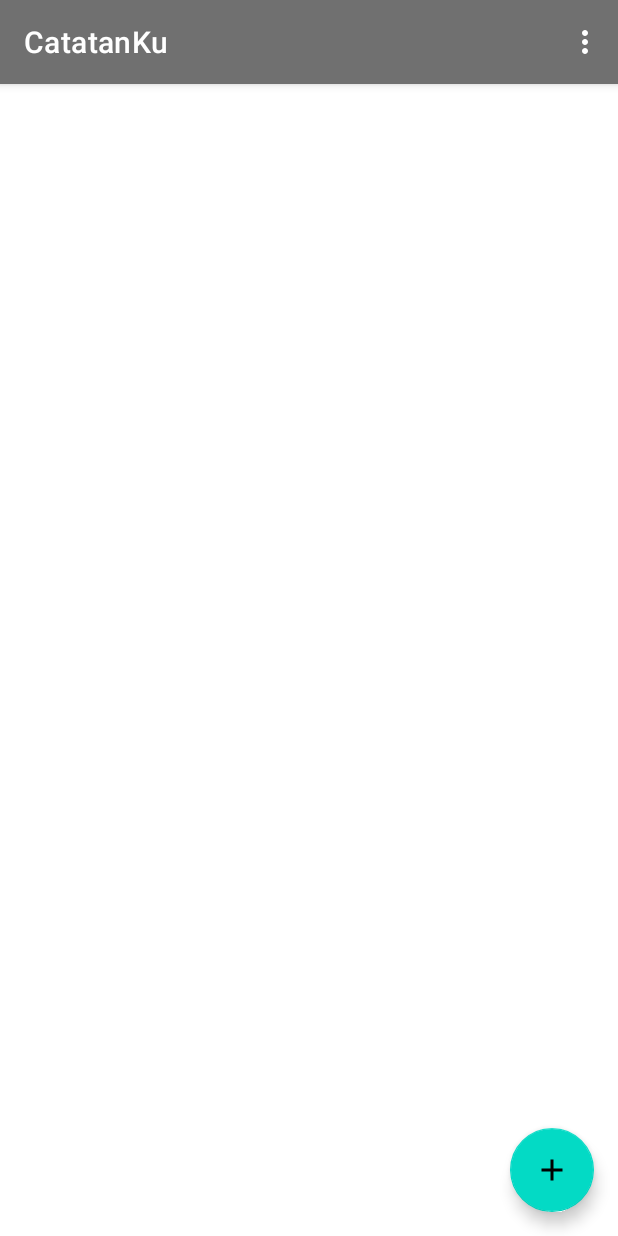
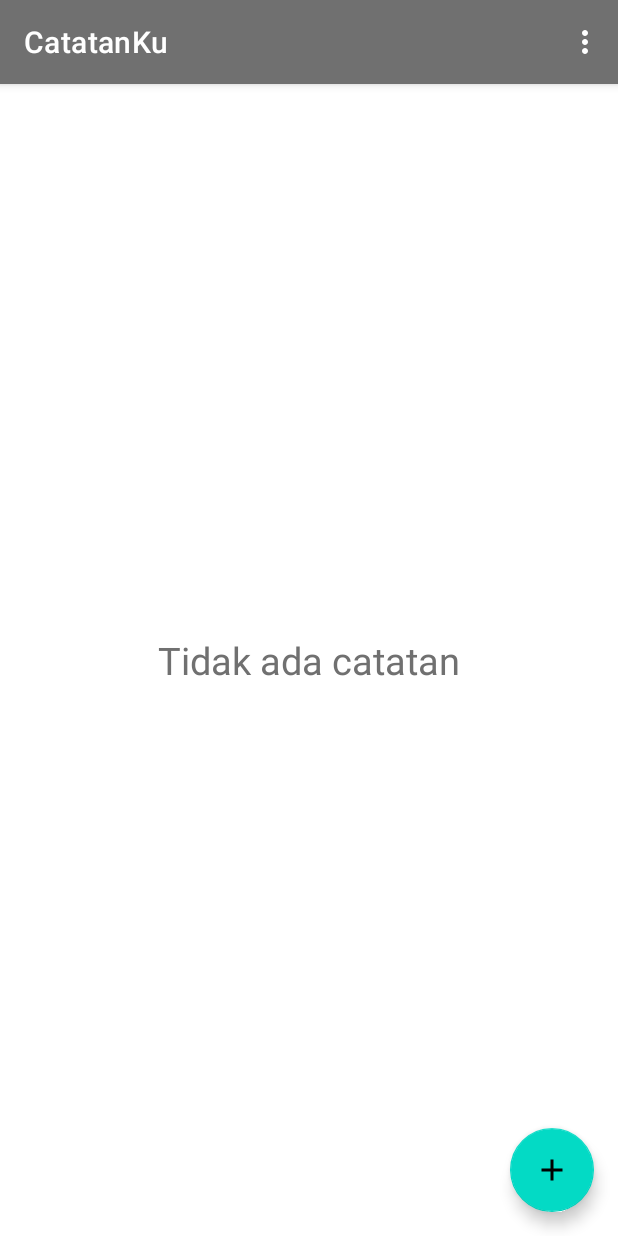
Before and after one commit to Hansrosean/NoteApp, an Android app: the MainActivity screen opened directly, with no data from a screen before it, on a phone screen of 412 x 824 dp. Run offline under Robolectric (Android 15) with nearby library versions, the phone set to English and light mode, and no system bars; our stand-ins replace Room's generated code; 1 statement that could not run was skipped.

Commit message:
show TextView when data in RecyclerView is empty

```diff
--- a/app/src/main/java/com/umk/catatanku/activities/MainActivity.kt
+++ b/app/src/main/java/com/umk/catatanku/activities/MainActivity.kt
@@ -6,7 +6,9 @@ import androidx.appcompat.app.AppCompatActivity
 import android.os.Bundle
 import android.view.Menu
 import android.view.MenuItem
+import android.view.View
 import androidx.appcompat.app.AppCompatDelegate
+import androidx.core.view.isEmpty
 import androidx.datastore.core.DataStore
 import androidx.datastore.preferences.core.Preferences
 import androidx.datastore.preferences.preferencesDataStore
@@ -74,12 +76,23 @@ class MainActivity : AppCompatActivity() {
 
         mainViewModel = obtainViewModel(this@MainActivity)
         mainViewModel.getAllNotes().observe(this) { noteList ->
-            if (noteList != null) {
-                adapter.setListNotes(noteList)
+            adapter.setListNotes(noteList)
+            if (noteList.isEmpty()) {
+                binding?.rvNotes?.visibility = View.GONE
+                binding?.tvBlankList?.visibility = View.VISIBLE
+            } else {
+                binding?.rvNotes?.visibility = View.VISIBLE
+                binding?.tvBlankList?.visibility = View.GONE
             }
         }
 
-        val settingViewModel = ViewModelProvider(this, ViewModelFactory(UserPreference.getInstance(dataStore), application, SettingPreferences.getInstance(dataStore))
+        val settingViewModel = ViewModelProvider(
+            this,
+            ViewModelFactory(
+                UserPreference.getInstance(dataStore),
+                application,
+                SettingPreferences.getInstance(dataStore)
+            )
         )[SettingViewModel::class.java]
         settingViewModel.getThemeSettings().observe(this) { isDarkModeEnable: Boolean ->
             if (isDarkModeEnable) {
--- a/app/src/main/java/com/umk/catatanku/repository/NoteRepository.kt
+++ b/app/src/main/java/com/umk/catatanku/repository/NoteRepository.kt
@@ -17,7 +17,9 @@ class NoteRepository(application: Application) {
         mNotesDao = db.noteDao()
     }
 
-    fun getAllNotes(): LiveData<List<Note>> = mNotesDao.getAllNotes()
+    fun getAllNotes(): LiveData<List<Note>> {
+        return mNotesDao.getAllNotes()
+    }
 
     fun insert(note: Note) {
         executorService.execute { mNotesDao.insert(note) }
--- a/app/src/main/res/layout/activity_main.xml
+++ b/app/src/main/res/layout/activity_main.xml
@@ -5,6 +5,18 @@
     android:layout_width="match_parent"
     android:layout_height="match_parent"
     android:orientation="vertical">
+
+    <TextView
+        android:id="@+id/tv_blank_list"
+        android:layout_width="wrap_content"
+        android:layout_height="wrap_content"
+        android:text="@string/data_blank_text"
+        android:textColor="@color/gray"
+        android:textSize="25sp"
+        app:layout_constraintBottom_toBottomOf="parent"
+        app:layout_constraintEnd_toEndOf="parent"
+        app:layout_constraintStart_toStartOf="parent"
+        app:layout_constraintTop_toTopOf="parent" />
 
     <androidx.recyclerview.widget.RecyclerView
         android:id="@+id/rv_notes"
--- a/app/src/main/res/values/strings.xml
+++ b/app/src/main/res/values/strings.xml
@@ -35,4 +35,5 @@
     <string name="setting">Setting</string>
     <string name="logout">Logout</string>
     <string name="dark_mode">Dark Mode</string>
+    <string name="data_blank_text">Tidak ada catatan</string>
 </resources>
```
